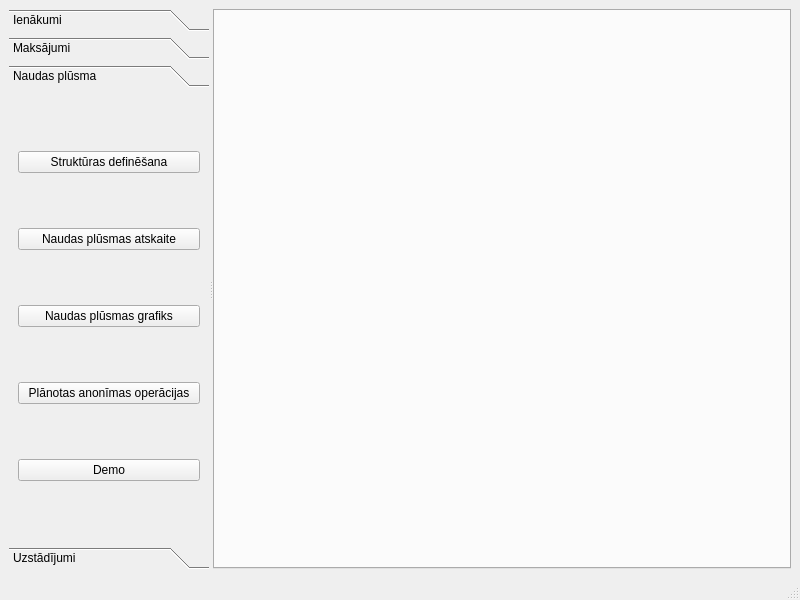
aigarzs/cash-flow, file cash_flow/ui/CashFlow.ui: the form before one commit.
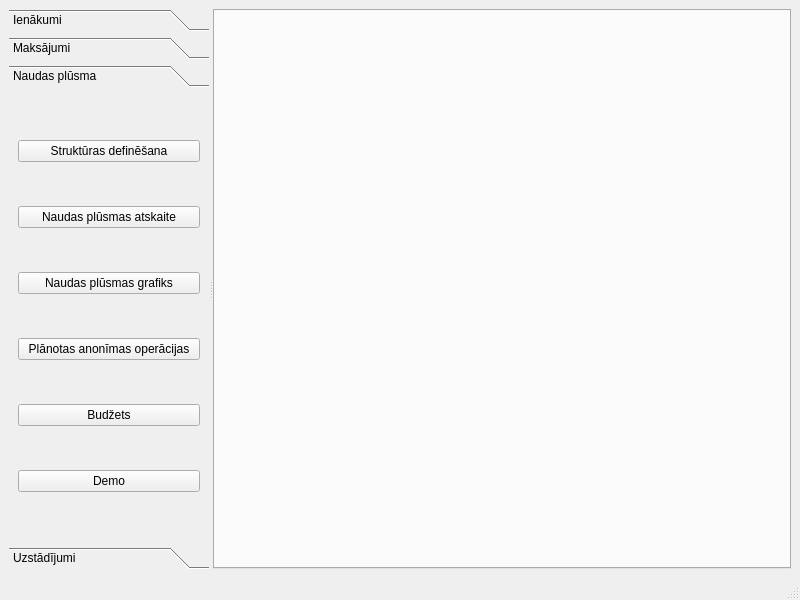
The form after the commit.

Commit message: Budget view & details

The edit to the form file:
```diff
--- a/cash_flow/ui/CashFlow.ui
+++ b/cash_flow/ui/CashFlow.ui
@@ -183,6 +183,13 @@
            </property>
           </widget>
          </item>
+         <item>
+          <widget class="QPushButton" name="button_Budget">
+           <property name="text">
+            <string>Budžets</string>
+           </property>
+          </widget>
+         </item>
          <item>
           <widget class="QPushButton" name="button_Demo">
            <property name="text">
```
Left out of the diff: 12 changed lines with no effect on the pictures. The commit also changes 13 other files.
